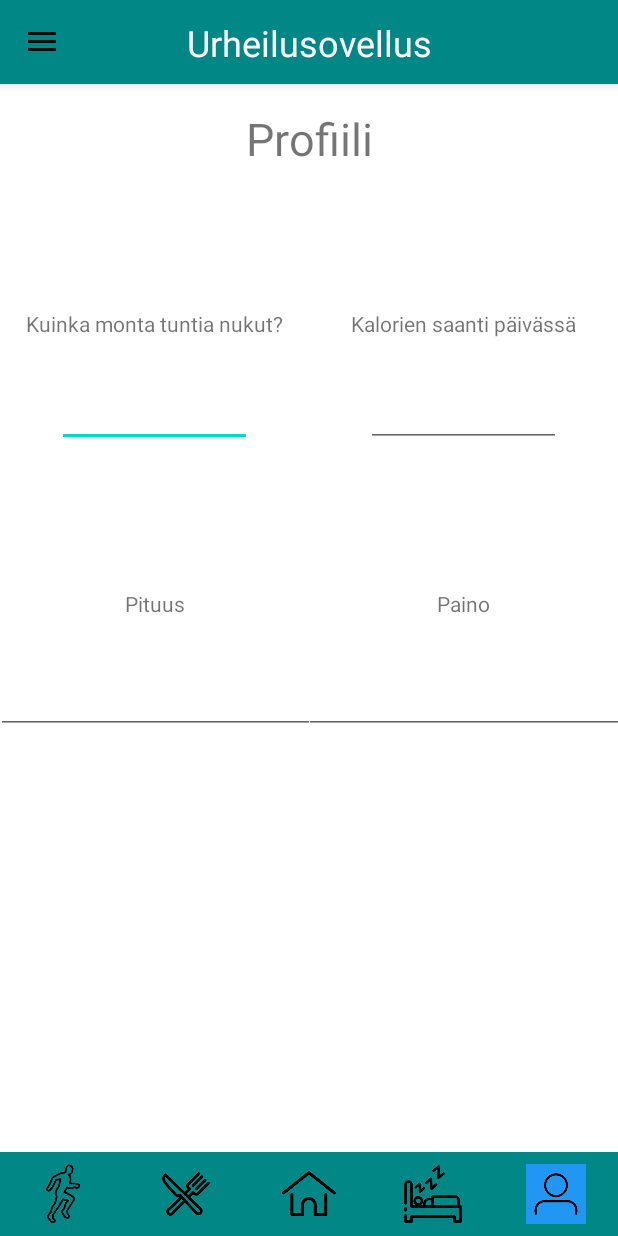
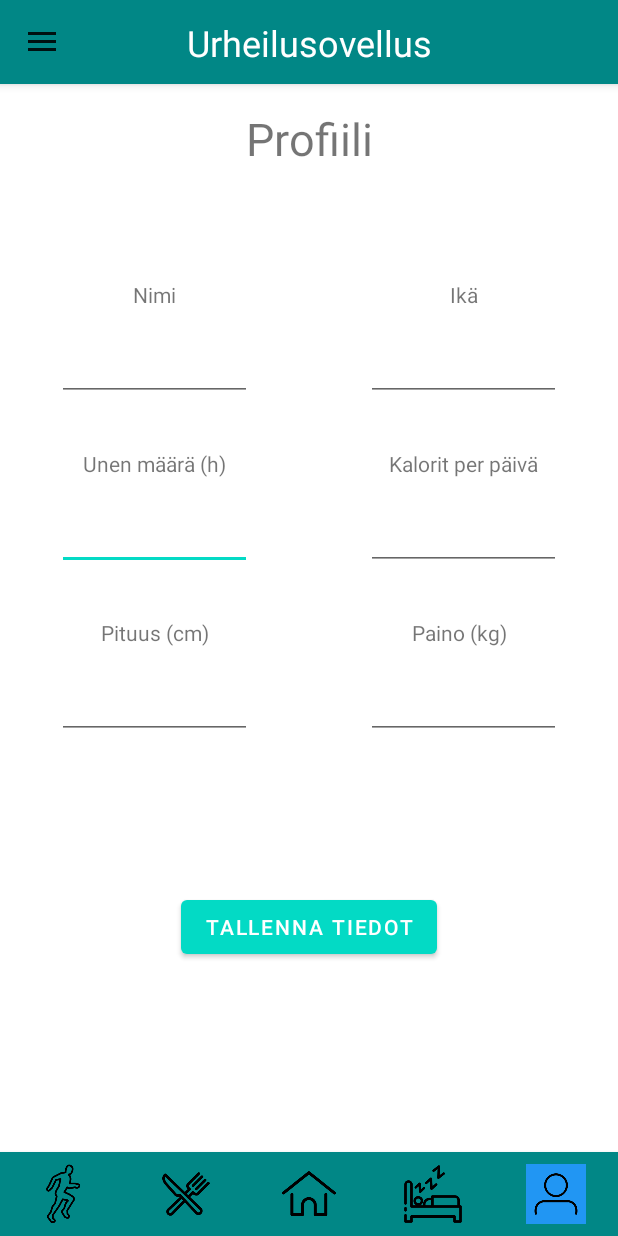
Before and after one commit to Tuomas01/Javajampat, an Android app: the ProfileActivity screen opened directly, with no data from a screen before it, on a phone screen of 412 x 824 dp. Run offline under Robolectric (Android 15) with nearby library versions, the phone set to English and light mode, and no system bars.

```diff
--- a/app/src/main/java/com/example/loppuprojekti/ProfileActivity.java
+++ b/app/src/main/java/com/example/loppuprojekti/ProfileActivity.java
@@ -8,18 +8,34 @@ import androidx.core.view.GravityCompat;
 import androidx.drawerlayout.widget.DrawerLayout;
 import android.content.Intent;
 import android.os.Bundle;
+import android.util.Log;
 import android.view.MenuItem;
 import android.view.View;
+import android.widget.EditText;
 import android.widget.ImageView;
 
 import com.google.android.material.navigation.NavigationView;
 
 public class ProfileActivity extends AppCompatActivity implements NavigationView.OnNavigationItemSelectedListener {
-
+    public static String TAG = "Kukkuu";
     ImageView profileIcon;
     Toolbar topbar;
     DrawerLayout menulayout;
     NavigationView menuitems;
+    ProfileInformation profileInformation;
+    EditText profileName;
+    EditText profileAge;
+    EditText profileSleep;
+    EditText profileCalories;
+    EditText profileHeight;
+    EditText profileWeight;
+    public static String name;
+    int age;
+    int sleep;
+    int calories;
+    int height;
+    int weight;
+
     @Override
     protected void onCreate(Bundle savedInstanceState) {
         super.onCreate(savedInstanceState);
@@ -68,6 +84,24 @@ public class ProfileActivity extends AppCompatActivity implements NavigationView
         startActivity(ravinto);
     }
 
+    public void saveInformationButtonPressed(View V) {
+        profileName = findViewById(R.id.nameInput);
+        profileAge = findViewById(R.id.ageInput);
+        profileSleep = findViewById(R.id.sleepInput);
+        profileCalories = findViewById(R.id.caloriesInput);
+        profileHeight = findViewById(R.id.heightInput);
+        profileWeight = findViewById(R.id.weightInput);
+
+        name = profileName.getText().toString();
+        age = Integer.parseInt(profileAge.getText().toString());
+        sleep = Integer.parseInt(profileSleep.getText().toString());
+        calories = Integer.parseInt(profileCalories.getText().toString());
+        height = Integer.parseInt(profileHeight.getText().toString());
+        weight = Integer.parseInt(profileWeight.getText().toString());
+        profileInformation = new ProfileInformation(name, age, sleep, calories, height, weight);
+        Log.d(TAG, profileInformation.toString());
+    }
+
     @Override
     public void onBackPressed() {
 
--- a/app/src/main/res/layout/activity_profile.xml
+++ b/app/src/main/res/layout/activity_profile.xml
@@ -183,7 +183,7 @@
             android:layout_width="wrap_content"
             android:layout_height="wrap_content"
             android:layout_marginTop="16dp"
-            android:text="Profiili"
+            android:text="@string/profiili"
             android:textSize="30sp"
             app:layout_constraintEnd_toEndOf="parent"
             app:layout_constraintStart_toStartOf="parent"
@@ -210,18 +210,12 @@
             android:orientation="vertical"
             app:layout_constraintGuide_percent="0.50"/>
 
-        <androidx.constraintlayout.widget.Guideline
-            android:id="@+id/guideline75"
-            android:layout_width="wrap_content"
-            android:layout_height="wrap_content"
-            android:orientation="horizontal"
-            app:layout_constraintGuide_percent="0.75"/>
-
         <TextView
             android:id="@+id/textView4"
             android:layout_width="wrap_content"
             android:layout_height="wrap_content"
-            android:text="Kuinka monta tuntia nukut?"
+            android:text="@string/uni"
+            app:layout_constraintBottom_toTopOf="@+id/guideline50"
             app:layout_constraintEnd_toStartOf="@+id/guideline50v"
             app:layout_constraintStart_toStartOf="parent"
             app:layout_constraintTop_toTopOf="@+id/guideline25" />
@@ -230,84 +224,149 @@
             android:id="@+id/textView5"
             android:layout_width="wrap_content"
             android:layout_height="wrap_content"
-            android:text="Kalorien saanti päivässä"
+            android:text="@string/kalorit"
+            app:layout_constraintBottom_toTopOf="@+id/guideline50"
             app:layout_constraintEnd_toEndOf="parent"
             app:layout_constraintStart_toStartOf="@+id/guideline50v"
             app:layout_constraintTop_toTopOf="@+id/guideline25" />
 
         <EditText
-            android:id="@+id/editTextNumber"
+            android:id="@+id/sleepInput"
             android:layout_width="130dp"
             android:layout_height="wrap_content"
-            android:layout_marginBottom="32dp"
+            android:layout_marginTop="16dp"
             android:ems="10"
             android:inputType="number"
-            app:layout_constraintBottom_toTopOf="@+id/guideline50"
             app:layout_constraintEnd_toStartOf="@+id/guideline50v"
             app:layout_constraintHorizontal_bias="0.50"
             app:layout_constraintStart_toStartOf="parent"
             app:layout_constraintTop_toBottomOf="@+id/textView4"
-            app:layout_constraintVertical_bias="0.25" />
+            android:importantForAutofill="no"
+            android:labelFor="@+id/sleepInput"
+            android:gravity="center_horizontal"/>
 
         <EditText
-            android:id="@+id/editTextNumber2"
+            android:id="@+id/caloriesInput"
             android:layout_width="130dp"
             android:layout_height="wrap_content"
-            android:layout_marginBottom="32dp"
+            android:layout_marginTop="16dp"
             android:ems="10"
             android:inputType="number"
-            app:layout_constraintBottom_toTopOf="@+id/guideline50"
             app:layout_constraintEnd_toEndOf="parent"
             app:layout_constraintHorizontal_bias="0.50"
             app:layout_constraintStart_toStartOf="@+id/guideline50v"
             app:layout_constraintTop_toBottomOf="@+id/textView5"
-            app:layout_constraintVertical_bias="0.25" />
+            android:importantForAutofill="no"
+            android:labelFor="@+id/caloriesInput"
+            android:gravity="center_horizontal"/>
 
         <TextView
-            android:id="@+id/textView6"
+            android:id="@+id/height"
             android:layout_width="wrap_content"
             android:layout_height="wrap_content"
-            android:text="Pituus"
-            app:layout_constraintBottom_toTopOf="@+id/guideline50"
+            android:text="@string/pituus"
+            app:layout_constraintEnd_toStartOf="@+id/guideline50v"
+            app:layout_constraintHorizontal_bias="0.5"
+            app:layout_constraintStart_toStartOf="parent"
+            app:layout_constraintTop_toTopOf="@+id/guideline50" />
+
+        <TextView
+            android:id="@+id/weight"
+            android:layout_width="wrap_content"
+            android:layout_height="wrap_content"
+            android:text="@string/paino"
+            app:layout_constraintEnd_toEndOf="parent"
+            app:layout_constraintHorizontal_bias="0.482"
+            app:layout_constraintStart_toStartOf="@+id/guideline50v"
+            app:layout_constraintTop_toTopOf="@+id/guideline50" />
+
+        <EditText
+            android:id="@+id/heightInput"
+            android:layout_width="130dp"
+            android:layout_height="wrap_content"
+            android:layout_marginTop="16dp"
+            android:ems="10"
+            android:inputType="number"
+            app:layout_constraintEnd_toStartOf="@+id/guideline50v"
+            app:layout_constraintHorizontal_bias="0.50"
+            app:layout_constraintStart_toStartOf="parent"
+            app:layout_constraintTop_toBottomOf="@+id/height"
+            android:importantForAutofill="no"
+            android:labelFor="@+id/heightInput"
+            android:gravity="center_horizontal"/>
+
+        <EditText
+            android:id="@+id/weightInput"
+            android:layout_width="130dp"
+            android:layout_height="wrap_content"
+            android:layout_marginTop="16dp"
+            android:ems="10"
+            android:inputType="number"
+            app:layout_constraintEnd_toEndOf="parent"
+            app:layout_constraintHorizontal_bias="0.50"
+            app:layout_constraintStart_toStartOf="@+id/guideline50v"
+            app:layout_constraintTop_toBottomOf="@+id/weight"
+            android:importantForAutofill="no"
+            android:labelFor="@+id/weightInput"
+            android:gravity="center_horizontal"/>
+
+        <TextView
+            android:id="@+id/textView"
+            android:layout_width="wrap_content"
+            android:layout_height="wrap_content"
+            android:text="@string/name"
+            app:layout_constraintBottom_toTopOf="@+id/guideline25"
             app:layout_constraintEnd_toStartOf="@+id/guideline50v"
             app:layout_constraintStart_toStartOf="parent" />
 
         <TextView
-            android:id="@+id/textView7"
+            android:id="@+id/textView2"
             android:layout_width="wrap_content"
             android:layout_height="wrap_content"
-            android:text="Paino"
-            app:layout_constraintBottom_toTopOf="@+id/guideline50"
+            android:text="@string/age"
+            app:layout_constraintBottom_toTopOf="@+id/guideline25"
             app:layout_constraintEnd_toEndOf="parent"
             app:layout_constraintStart_toStartOf="@+id/guideline50v" />
 
         <EditText
-            android:id="@+id/editTextNumber3"
+            android:id="@+id/nameInput"
+            android:layout_width="130dp"
+            android:layout_height="wrap_content"
+            android:layout_marginTop="16dp"
+            android:ems="10"
+            android:inputType="textPersonName"
+            app:layout_constraintEnd_toStartOf="@+id/guideline50v"
+            app:layout_constraintStart_toStartOf="parent"
+            app:layout_constraintTop_toBottomOf="@+id/textView"
+            android:importantForAutofill="no"
+            android:labelFor="@+id/nameInput"
+            android:gravity="center_horizontal"/>
+
+        <EditText
+            android:id="@+id/ageInput"
+            android:layout_width="130dp"
+            android:layout_height="wrap_content"
+            android:layout_marginTop="16dp"
+            android:ems="10"
+            android:importantForAutofill="no"
+            android:inputType="number"
+            android:labelFor="@+id/ageInput"
+            app:layout_constraintEnd_toEndOf="parent"
+            app:layout_constraintHorizontal_bias="0.5"
+            app:layout_constraintStart_toStartOf="@+id/guideline50v"
+            app:layout_constraintTop_toBottomOf="@+id/textView2"
+            android:gravity="center_horizontal"/>
+
+        <Button
+            android:id="@+id/saveProfileData"
             android:layout_width="wrap_content"
             android:layout_height="wrap_content"
-            android:layout_marginBottom="32dp"
-            android:ems="10"
-            android:inputType="number"
-            app:layout_constraintBottom_toTopOf="@+id/guideline75"
-            app:layout_constraintEnd_toStartOf="@+id/guideline50v"
-            app:layout_constraintHorizontal_bias="0.50"
+            android:onClick="saveInformationButtonPressed"
+            android:text="@string/tallenna"
+            app:layout_constraintBottom_toBottomOf="parent"
+            app:layout_constraintEnd_toEndOf="parent"
             app:layout_constraintStart_toStartOf="parent"
-            app:layout_constraintTop_toBottomOf="@+id/textView6"
-            app:layout_constraintVertical_bias="0.25" />
-
-        <EditText
-            android:id="@+id/editTextNumber4"
-            android:layout_width="wrap_content"
-            android:layout_height="wrap_content"
-            android:layout_marginBottom="32dp"
-            android:ems="10"
-            android:inputType="number"
-            app:layout_constraintBottom_toTopOf="@+id/guideline75"
-            app:layout_constraintEnd_toEndOf="parent"
-            app:layout_constraintHorizontal_bias="0.50"
-            app:layout_constraintStart_toStartOf="@+id/guideline50v"
-            app:layout_constraintTop_toBottomOf="@+id/textView7"
-            app:layout_constraintVertical_bias="0.25" />
+            app:layout_constraintTop_toTopOf="@+id/guideline50" />
 
     </androidx.constraintlayout.widget.ConstraintLayout>
 </androidx.drawerlayout.widget.DrawerLayout>
--- a/app/src/main/res/values/strings.xml
+++ b/app/src/main/res/values/strings.xml
@@ -11,4 +11,12 @@
     <string name="new_training">New training</string>
     <string name="drawerOpen">Open navigation drawer</string>
     <string name="drawerClose">Close navigation drawer</string>
+    <string name="profiili">Profiili</string>
+    <string name="uni">Unen määrä (h)</string>
+    <string name="kalorit">Kalorit per päivä</string>
+    <string name="pituus">Pituus (cm)</string>
+    <string name="paino">Paino (kg)</string>
+    <string name="age">Ikä</string>
+    <string name="name">Nimi</string>
+    <string name="tallenna">Tallenna tiedot</string>
 </resources>
```
Also changed, not shown: app/src/main/java/com/example/loppuprojekti/ProfileInformation.java (added, +48 -0 lines), app/src/main/java/com/example/loppuprojekti/UniSivu.java (+9 -2 lines), app/src/main/res/layout/activity_uni_sivu.xml (+10 -2 lines).
